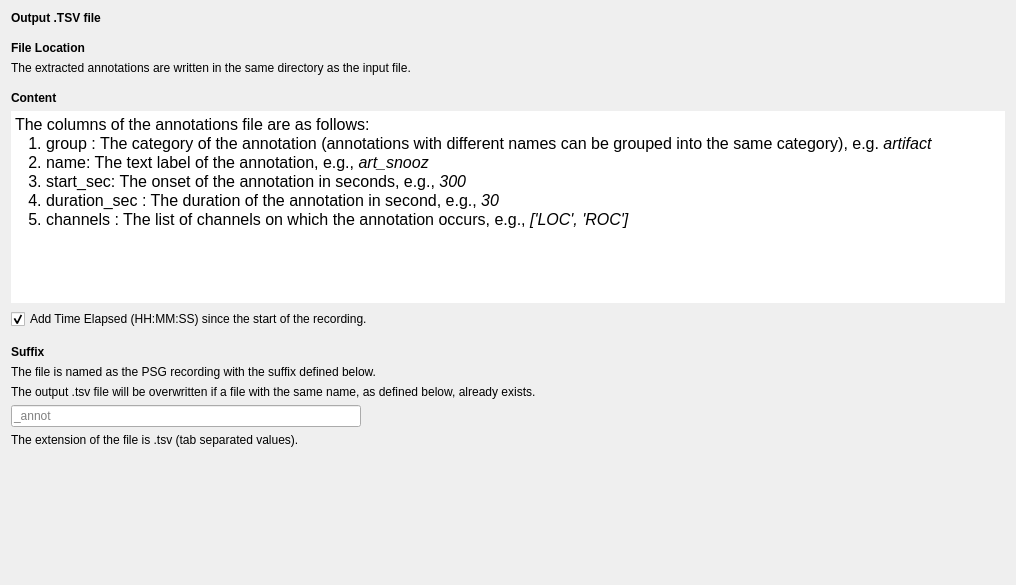
Before: the Qt Designer form tools/CEAMSTools/ExtractAnnotation/OutputFiles/Ui_OutputFiles.ui in SnoozToolbox/snooz-package-ceams, drawn with Qt 5.
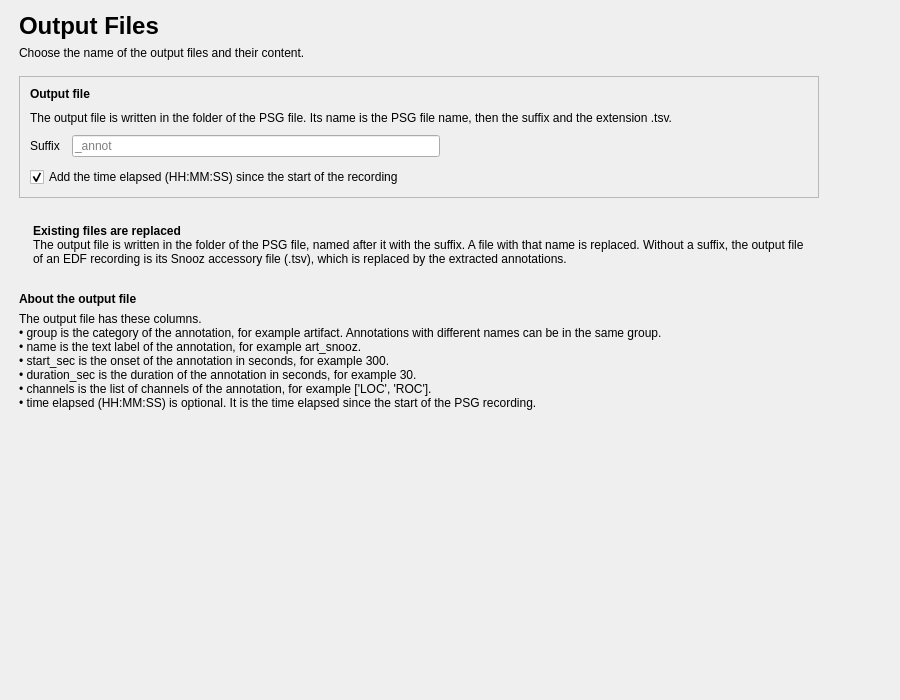
After: the same form once the commit is applied.

Commit message: Extract Snooz Annotations: redesigned pages (tool 2.4.2)

Diff of the .ui file:
```diff
--- a/tools/CEAMSTools/ExtractAnnotation/OutputFiles/Ui_OutputFiles.ui
+++ b/tools/CEAMSTools/ExtractAnnotation/OutputFiles/Ui_OutputFiles.ui
@@ -6,210 +6,299 @@
    <rect>
     <x>0</x>
     <y>0</y>
-    <width>1016</width>
-    <height>585</height>
+    <width>900</width>
+    <height>700</height>
    </rect>
   </property>
   <property name="windowTitle">
    <string/>
   </property>
-  <layout class="QHBoxLayout" name="horizontalLayout">
+  <layout class="QVBoxLayout" name="verticalLayout">
+   <property name="leftMargin">
+    <number>19</number>
+   </property>
+   <property name="topMargin">
+    <number>12</number>
+   </property>
+   <property name="rightMargin">
+    <number>19</number>
+   </property>
+   <property name="bottomMargin">
+    <number>12</number>
+   </property>
    <item>
-    <layout class="QVBoxLayout" name="verticalLayout">
+    <layout class="QHBoxLayout" name="content_row" stretch="1,0">
+     <property name="leftMargin">
+      <number>0</number>
+     </property>
+     <property name="topMargin">
+      <number>0</number>
+     </property>
+     <property name="rightMargin">
+      <number>0</number>
+     </property>
+     <property name="bottomMargin">
+      <number>0</number>
+     </property>
      <item>
-      <widget class="QLabel" name="label">
-       <property name="font">
-        <font>
-         <italic>false</italic>
-         <bold>false</bold>
-        </font>
-       </property>
-       <property name="text">
-        <string>&lt;html&gt;&lt;head/&gt;&lt;body&gt;&lt;p&gt;&lt;span style=&quot; font-weight:600;&quot;&gt;Output .TSV file&lt;/span&gt;&lt;/p&gt;&lt;/body&gt;&lt;/html&gt;</string>
-       </property>
-      </widget>
-     </item>
-     <item>
-      <spacer name="verticalSpacer">
-       <property name="orientation">
-        <enum>Qt::Orientation::Vertical</enum>
-       </property>
-       <property name="sizeType">
-        <enum>QSizePolicy::Policy::Minimum</enum>
-       </property>
-       <property name="sizeHint" stdset="0">
-        <size>
-         <width>20</width>
-         <height>10</height>
-        </size>
-       </property>
-      </spacer>
-     </item>
-     <item>
-      <widget class="QLabel" name="label_5">
-       <property name="font">
-        <font>
-         <italic>false</italic>
-         <bold>false</bold>
-        </font>
-       </property>
-       <property name="text">
-        <string>&lt;html&gt;&lt;head/&gt;&lt;body&gt;&lt;p&gt;&lt;span style=&quot; font-weight:600;&quot;&gt;File Location&lt;/span&gt;&lt;/p&gt;&lt;/body&gt;&lt;/html&gt;</string>
-       </property>
-      </widget>
-     </item>
-     <item>
-      <widget class="QLabel" name="label_6">
-       <property name="text">
-        <string>The extracted annotations are written in the same directory as the input file.</string>
-       </property>
-      </widget>
-     </item>
-     <item>
-      <spacer name="verticalSpacer_2">
-       <property name="orientation">
-        <enum>Qt::Orientation::Vertical</enum>
-       </property>
-       <property name="sizeType">
-        <enum>QSizePolicy::Policy::Minimum</enum>
-       </property>
-       <property name="sizeHint" stdset="0">
-        <size>
-         <width>20</width>
-         <height>10</height>
-        </size>
-       </property>
-      </spacer>
-     </item>
-     <item>
-      <widget class="QLabel" name="label_7">
-       <property name="font">
-        <font>
-         <italic>false</italic>
-         <bold>false</bold>
-        </font>
-       </property>
-       <property name="text">
-        <string>&lt;html&gt;&lt;head/&gt;&lt;body&gt;&lt;p&gt;&lt;span style=&quot; font-weight:600;&quot;&gt;Content&lt;/span&gt;&lt;/p&gt;&lt;/body&gt;&lt;/html&gt;</string>
-       </property>
-      </widget>
-     </item>
-     <item>
-      <widget class="QTextEdit" name="textEdit">
-       <property name="frameShape">
-        <enum>QFrame::Shape::NoFrame</enum>
-       </property>
-       <property name="readOnly">
-        <bool>true</bool>
-       </property>
-       <property name="html">
-        <string>&lt;!DOCTYPE HTML PUBLIC &quot;-//W3C//DTD HTML 4.0//EN&quot; &quot;http://www.w3.org/TR/REC-html40/strict.dtd&quot;&gt;
-&lt;html&gt;&lt;head&gt;&lt;meta name=&quot;qrichtext&quot; content=&quot;1&quot; /&gt;&lt;meta charset=&quot;utf-8&quot; /&gt;&lt;style type=&quot;text/css&quot;&gt;
-p, li { white-space: pre-wrap; }
-hr { height: 1px; border-width: 0; }
-li.unchecked::marker { content: &quot;\2610&quot;; }
-li.checked::marker { content: &quot;\2612&quot;; }
-&lt;/style&gt;&lt;/head&gt;&lt;body style=&quot; font-size:12pt; font-weight:400; font-style:normal;&quot;&gt;
-&lt;p style=&quot; margin-top:0px; margin-bottom:0px; margin-left:0px; margin-right:0px; -qt-block-indent:0; text-indent:0px;&quot;&gt;The columns of the annotations file are as follows:&lt;/p&gt;
-&lt;p style=&quot; margin-top:0px; margin-bottom:0px; margin-left:0px; margin-right:0px; -qt-block-indent:0; text-indent:0px;&quot;&gt;   1. group : The category of the annotation (annotations with different names can be grouped into the same category), e.g. &lt;span style=&quot; font-style:italic;&quot;&gt;artifact&lt;/span&gt;&lt;/p&gt;
-&lt;p style=&quot; margin-top:0px; margin-bottom:0px; margin-left:0px; margin-right:0px; -qt-block-indent:0; text-indent:0px;&quot;&gt;   2. name: The text label of the annotation, e.g., &lt;span style=&quot; font-style:italic;&quot;&gt;art_snooz&lt;/span&gt;&lt;/p&gt;
-&lt;p style=&quot; margin-top:0px; margin-bottom:0px; margin-left:0px; margin-right:0px; -qt-block-indent:0; text-indent:0px;&quot;&gt;   3. start_sec: The onset of the annotation in seconds, e.g., &lt;span style=&quot; font-style:italic;&quot;&gt;300&lt;/span&gt;&lt;/p&gt;
-&lt;p style=&quot; margin-top:0px; margin-bottom:0px; margin-left:0px; margin-right:0px; -qt-block-indent:0; text-indent:0px;&quot;&gt;   4. duration_sec : The duration of the annotation in second, e.g., &lt;span style=&quot; font-style:italic;&quot;&gt;30&lt;/span&gt;&lt;/p&gt;
-&lt;p style=&quot; margin-top:0px; margin-bottom:0px; margin-left:0px; margin-right:0px; -qt-block-indent:0; text-indent:0px;&quot;&gt;   5. channels : The list of channels on which the annotation occurs, e.g., &lt;span style=&quot; font-style:italic;&quot;&gt;['LOC', 'ROC']&lt;/span&gt;&lt;/p&gt;&lt;/body&gt;&lt;/html&gt;</string>
-       </property>
-      </widget>
-     </item>
-     <item>
-      <widget class="QCheckBox" name="checkBox_time">
-       <property name="text">
-        <string>Add Time Elapsed (HH:MM:SS) since the start of the recording.</string>
-       </property>
-       <property name="checked">
-        <bool>true</bool>
-       </property>
-      </widget>
-     </item>
-     <item>
-      <spacer name="verticalSpacer_3">
-       <property name="orientation">
-        <enum>Qt::Orientation::Vertical</enum>
-       </property>
-       <property name="sizeType">
-        <enum>QSizePolicy::Policy::Minimum</enum>
-       </property>
-       <property name="sizeHint" stdset="0">
-        <size>
-         <width>20</width>
-         <height>10</height>
-        </size>
-       </property>
-      </spacer>
-     </item>
-     <item>
-      <widget class="QLabel" name="label_2">
-       <property name="font">
-        <font>
-         <italic>false</italic>
-         <bold>false</bold>
-        </font>
-       </property>
-       <property name="text">
-        <string>&lt;html&gt;&lt;head/&gt;&lt;body&gt;&lt;p&gt;&lt;span style=&quot; font-weight:600;&quot;&gt;Suffix &lt;/span&gt;&lt;/p&gt;&lt;/body&gt;&lt;/html&gt;</string>
-       </property>
-      </widget>
-     </item>
-     <item>
-      <widget class="QLabel" name="label_3">
-       <property name="text">
-        <string>The file is named as the PSG recording with the suffix defined below.</string>
-       </property>
-      </widget>
-     </item>
-     <item>
-      <widget class="QLabel" name="label_8">
-       <property name="text">
-        <string>The output .tsv file will be overwritten if a file with the same name, as defined below, already exists.</string>
-       </property>
-      </widget>
-     </item>
-     <item>
-      <widget class="QLineEdit" name="lineEdit_suffix">
+      <widget class="QWidget" name="content_widget" native="true">
        <property name="maximumSize">
         <size>
-         <width>350</width>
+         <width>800</width>
          <height>16777215</height>
         </size>
        </property>
-       <property name="placeholderText">
-        <string>_annot</string>
-       </property>
+       <layout class="QVBoxLayout" name="content_layout">
+        <property name="spacing">
+         <number>16</number>
+        </property>
+        <property name="leftMargin">
+         <number>0</number>
+        </property>
+        <property name="topMargin">
+         <number>0</number>
+        </property>
+        <property name="rightMargin">
+         <number>0</number>
+        </property>
+        <property name="bottomMargin">
+         <number>0</number>
+        </property>
+        <item>
+         <layout class="QVBoxLayout" name="header_layout">
+          <property name="spacing">
+           <number>6</number>
+          </property>
+          <item>
+           <widget class="QLabel" name="title_label">
+            <property name="font">
+             <font>
+              <pointsize>18</pointsize>
+              <bold>true</bold>
+             </font>
+            </property>
+            <property name="text">
+             <string>Output Files</string>
+            </property>
+           </widget>
+          </item>
+          <item>
+           <widget class="QLabel" name="subtitle_label">
+            <property name="text">
+             <string>Choose the name of the output files and their content.</string>
+            </property>
+            <property name="wordWrap">
+             <bool>true</bool>
+            </property>
+            <property name="variant" stdset="0">
+             <string notr="true">help</string>
+            </property>
+           </widget>
+          </item>
+         </layout>
+        </item>
+        <item>
+         <widget class="QFrame" name="output_card">
+          <property name="frameShape">
+           <enum>QFrame::Shape::StyledPanel</enum>
+          </property>
+          <property name="frameShadow">
+           <enum>QFrame::Shadow::Raised</enum>
+          </property>
+          <layout class="QVBoxLayout" name="output_card_layout">
+           <property name="spacing">
+            <number>10</number>
+           </property>
+           <property name="leftMargin">
+            <number>10</number>
+           </property>
+           <property name="topMargin">
+            <number>10</number>
+           </property>
+           <property name="rightMargin">
+            <number>10</number>
+           </property>
+           <property name="bottomMargin">
+            <number>10</number>
+           </property>
+           <item>
+            <widget class="QLabel" name="label">
+             <property name="font">
+              <font>
+               <bold>true</bold>
+              </font>
+             </property>
+             <property name="text">
+              <string>Output file</string>
+             </property>
+            </widget>
+           </item>
+           <item>
+            <widget class="QLabel" name="label_6">
+             <property name="text">
+              <string>The output file is written in the folder of the PSG file. Its name is the PSG file name, then the suffix and the extension .tsv.</string>
+             </property>
+             <property name="wordWrap">
+              <bool>true</bool>
+             </property>
+             <property name="variant" stdset="0">
+              <string notr="true">help</string>
+             </property>
+            </widget>
+           </item>
+           <item>
+            <layout class="QGridLayout" name="suffix_grid">
+             <property name="horizontalSpacing">
+              <number>12</number>
+             </property>
+             <property name="verticalSpacing">
+              <number>10</number>
+             </property>
+             <item row="0" column="0">
+              <widget class="QLabel" name="label_2">
+               <property name="text">
+                <string>Suffix</string>
+               </property>
+              </widget>
+             </item>
+             <item row="0" column="1">
+              <widget class="QLineEdit" name="lineEdit_suffix">
+               <property name="placeholderText">
+                <string>_annot</string>
+               </property>
+              </widget>
+             </item>
+             <item row="0" column="3">
+              <spacer name="suffix_grid_spacer">
+               <property name="orientation">
+                <enum>Qt::Orientation::Horizontal</enum>
+               </property>
+               <property name="sizeHint" stdset="0">
+                <size>
+                 <width>40</width>
+                 <height>20</height>
+                </size>
+               </property>
+              </spacer>
+             </item>
+            </layout>
+           </item>
+           <item>
+            <widget class="QCheckBox" name="checkBox_time">
+             <property name="text">
+              <string>Add the time elapsed (HH:MM:SS) since the start of the recording</string>
+             </property>
+             <property name="checked">
+              <bool>true</bool>
+             </property>
+            </widget>
+           </item>
+          </layout>
+         </widget>
+        </item>
+        <item>
+         <widget class="QFrame" name="label_8">
+          <property name="frameShape">
+           <enum>QFrame::Shape::NoFrame</enum>
+          </property>
+          <property name="variant" stdset="0">
+           <string notr="true">warning</string>
+          </property>
+          <layout class="QHBoxLayout" name="label_8_layout">
+           <property name="leftMargin">
+            <number>14</number>
+           </property>
+           <property name="topMargin">
+            <number>10</number>
+           </property>
+           <property name="rightMargin">
+            <number>14</number>
+           </property>
+           <property name="bottomMargin">
+            <number>10</number>
+           </property>
+           <item>
+            <widget class="QLabel" name="label_8_label">
+             <property name="text">
+              <string>&lt;b&gt;Existing files are replaced&lt;/b&gt;&lt;br/&gt;The output file is written in the folder of the PSG file, named after it with the suffix. A file with that name is replaced. Without a suffix, the output file of an EDF recording is its Snooz accessory file (.tsv), which is replaced by the extracted annotations.</string>
+             </property>
+             <property name="textFormat">
+              <enum>Qt::TextFormat::RichText</enum>
+             </property>
+             <property name="wordWrap">
+              <bool>true</bool>
+             </property>
+            </widget>
+           </item>
+          </layout>
+         </widget>
+        </item>
+        <item>
+         <layout class="QVBoxLayout" name="about_output_layout">
+          <property name="spacing">
+           <number>6</number>
+          </property>
+          <item>
+           <widget class="QLabel" name="about_output_title_label">
+            <property name="font">
+             <font>
+              <bold>true</bold>
+             </font>
+            </property>
+            <property name="text">
+             <string>About the output file</string>
+            </property>
+           </widget>
+          </item>
+          <item>
+           <widget class="QLabel" name="about_output_label">
+            <property name="text">
+             <string>The output file has these columns.&lt;br/&gt;• group is the category of the annotation, for example artifact. Annotations with different names can be in the same group.&lt;br/&gt;• name is the text label of the annotation, for example art_snooz.&lt;br/&gt;• start_sec is the onset of the annotation in seconds, for example 300.&lt;br/&gt;• duration_sec is the duration of the annotation in seconds, for example 30.&lt;br/&gt;• channels is the list of channels of the annotation, for example ['LOC', 'ROC'].&lt;br/&gt;• time elapsed (HH:MM:SS) is optional. It is the time elapsed since the start of the PSG recording.</string>
+            </property>
+            <property name="textFormat">
+             <enum>Qt::TextFormat::RichText</enum>
+            </property>
+            <property name="wordWrap">
+             <bool>true</bool>
+            </property>
+            <property name="variant" stdset="0">
+             <string notr="true">help</string>
+            </property>
+           </widget>
+          </item>
+         </layout>
+        </item>
+       </layout>
       </widget>
      </item>
      <item>
-      <widget class="QLabel" name="label_4">
-       <property name="text">
-        <string>The extension of the file is .tsv (tab separated values).</string>
-       </property>
-      </widget>
-     </item>
-     <item>
-      <spacer name="verticalSpacer_4">
+      <spacer name="content_spacer">
        <property name="orientation">
-        <enum>Qt::Orientation::Vertical</enum>
-       </property>
-       <property name="sizeType">
-        <enum>QSizePolicy::Policy::MinimumExpanding</enum>
+        <enum>Qt::Orientation::Horizontal</enum>
        </property>
        <property name="sizeHint" stdset="0">
         <size>
-         <width>20</width>
-         <height>40</height>
+         <width>40</width>
+         <height>20</height>
         </size>
        </property>
       </spacer>
      </item>
     </layout>
    </item>
+   <item>
+    <spacer name="verticalSpacer">
+     <property name="orientation">
+      <enum>Qt::Orientation::Vertical</enum>
+     </property>
+     <property name="sizeHint" stdset="0">
+      <size>
+       <width>40</width>
+       <height>20</height>
+      </size>
+     </property>
+    </spacer>
+   </item>
   </layout>
  </widget>
  <resources>
```
Left out of the diff: 6 changed lines with no effect on the pictures. The commit also changes 7 other files.
